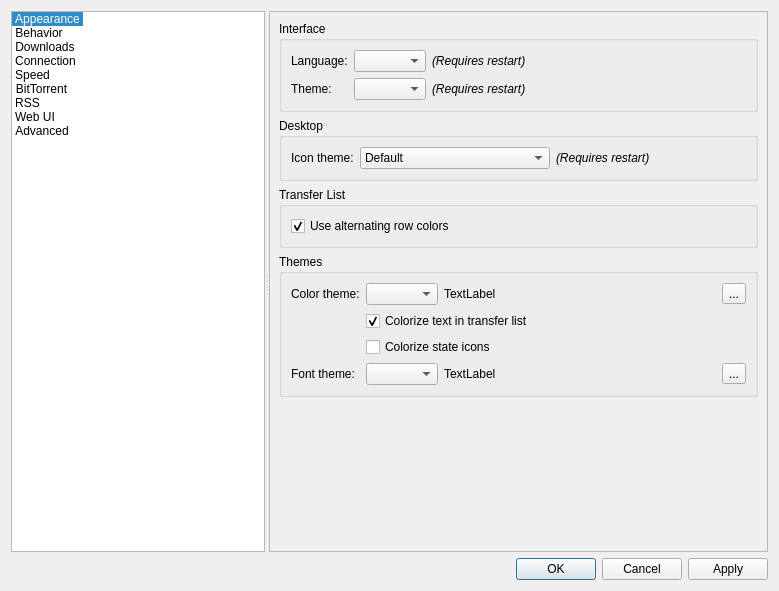
Old version of the form src/gui/optionsdialog.ui in the repository zeule/qbit.
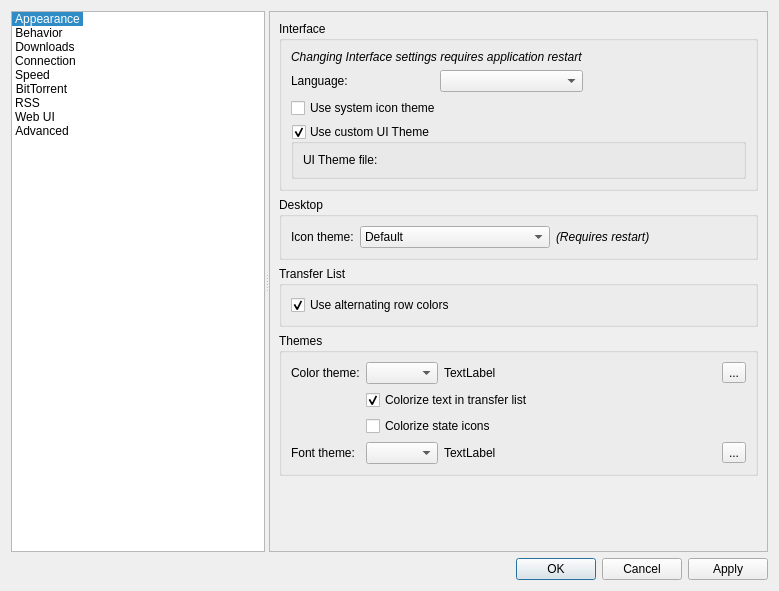
New version of the form. Icons and pictures are not drawn. Custom widgets are drawn as their Qt base class.

Commit message: Reorganize UI theme selection

```diff
--- a/src/gui/optionsdialog.ui
+++ b/src/gui/optionsdialog.ui
@@ -138,14 +138,56 @@
                <string>Interface</string>
               </property>
               <layout class="QGridLayout" name="gridLayout_81">
-               <item row="0" column="0">
+               <item row="3" column="0" colspan="3">
+                <widget class="QGroupBox" name="checkUseCustomTheme">
+                 <property name="title">
+                  <string>Use custom UI Theme</string>
+                 </property>
+                 <property name="checkable">
+                  <bool>true</bool>
+                 </property>
+                 <layout class="QHBoxLayout" name="horizontalLayout_18">
+                  <item>
+                   <widget class="QLabel" name="label_16">
+                    <property name="text">
+                     <string>UI Theme file:</string>
+                    </property>
+                   </widget>
+                  </item>
+                  <item>
+                   <widget class="FileSystemPathLineEdit" name="customThemeFilePath" native="true"/>
+                  </item>
+                 </layout>
+                </widget>
+               </item>
+               <item row="1" column="2">
+                <spacer name="horizontalSpacer_111">
+                 <property name="orientation">
+                  <enum>Qt::Horizontal</enum>
+                 </property>
+                 <property name="sizeHint" stdset="0">
+                  <size>
+                   <width>200</width>
+                   <height>20</height>
+                  </size>
+                 </property>
+                </spacer>
+               </item>
+               <item row="1" column="0">
                 <widget class="QLabel" name="label_9">
                  <property name="text">
                   <string>Language:</string>
                  </property>
                 </widget>
                </item>
-               <item row="0" column="1">
+               <item row="2" column="0" colspan="2">
+                <widget class="QCheckBox" name="checkUseSystemIcon">
+                 <property name="text">
+                  <string>Use system icon theme</string>
+                 </property>
+                </widget>
+               </item>
+               <item row="1" column="1">
                 <widget class="QComboBox" name="comboI18n">
                  <property name="minimumSize">
                   <size>
@@ -161,56 +203,15 @@
                  </property>
                 </widget>
                </item>
-               <item row="0" column="2">
-                <widget class="QLabel" name="lbl_i18n_info_2">
-                 <property name="font">
-                  <font>
-                   <italic>true</italic>
-                  </font>
-                 </property>
-                 <property name="text">
-                  <string>(Requires restart)</string>
-                 </property>
-                 <property name="alignment">
-                  <set>Qt::AlignLeading|Qt::AlignLeft|Qt::AlignVCenter</set>
-                 </property>
-                </widget>
-               </item>
-               <item row="0" column="3">
-                <spacer name="horizontalSpacer_111">
-                 <property name="orientation">
-                  <enum>Qt::Horizontal</enum>
-                 </property>
-                 <property name="sizeHint" stdset="0">
-                  <size>
-                   <width>200</width>
-                   <height>20</height>
-                  </size>
-                 </property>
-                </spacer>
-               </item>
-               <item row="1" column="0">
+               <item row="0" column="0" colspan="2">
                 <widget class="QLabel" name="label_15">
-                 <property name="text">
-                  <string>Theme:</string>
-                 </property>
-                </widget>
-               </item>
-               <item row="1" column="1">
-                <widget class="QComboBox" name="comboTheme"/>
-               </item>
-               <item row="1" column="2">
-                <widget class="QLabel" name="lbl_i18n_info_3">
                  <property name="font">
                   <font>
                    <italic>true</italic>
                   </font>
                  </property>
                  <property name="text">
-                  <string>(Requires restart)</string>
-                 </property>
-                 <property name="alignment">
-                  <set>Qt::AlignLeading|Qt::AlignLeft|Qt::AlignVCenter</set>
+                  <string>Changing Interface settings requires application restart</string>
                  </property>
                 </widget>
                </item>
```
Left out of the diff: 4 changed lines with no effect on the pictures. The commit also changes 4 other files.
